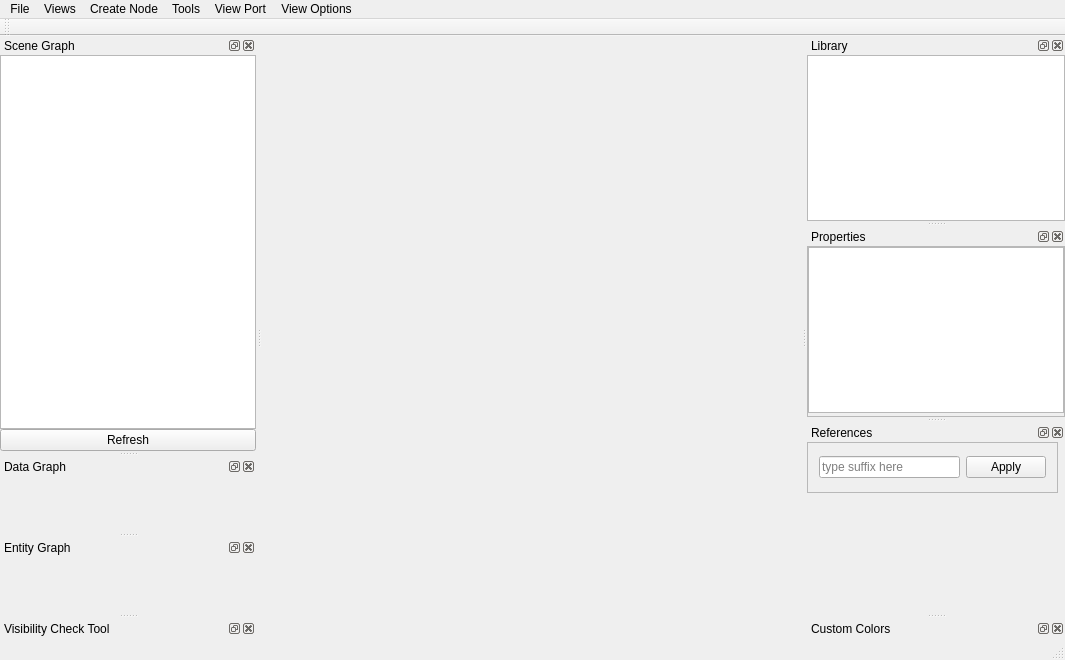
Qt form Tools/ResourceEditor/DataQt/mainwindow.ui (xaoctech/dava.engine) before a commit.
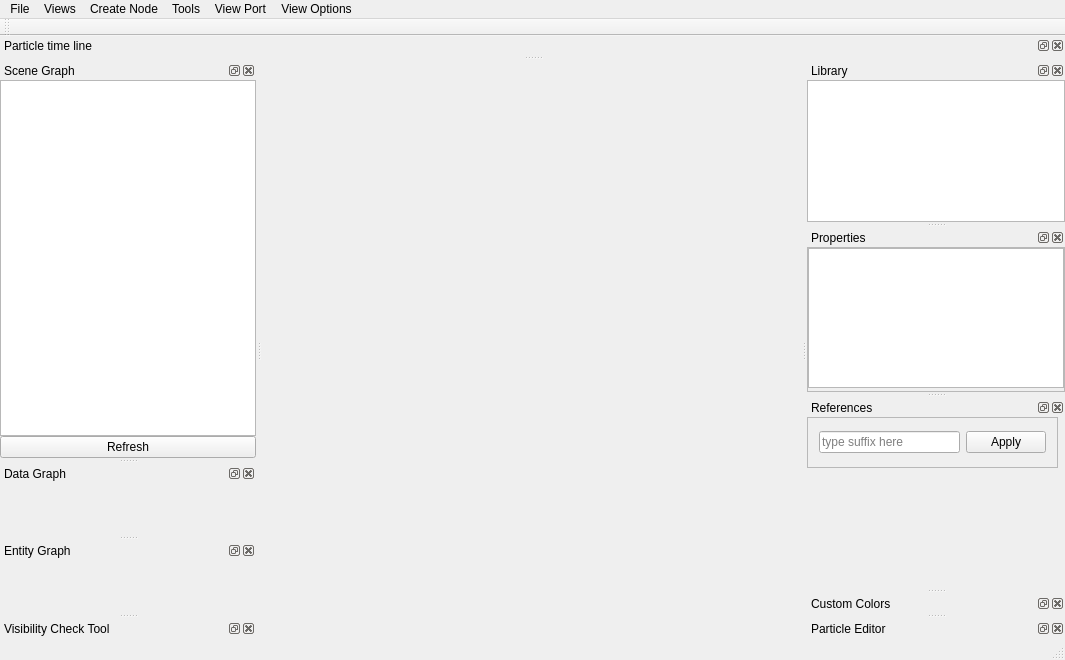
The same form after that commit. Icons and pictures are not drawn. Custom widgets are drawn as their Qt base class.

Commit message: Basic infrastructure for particleEmitterNode

The edit to the form file:
```diff
--- a/Tools/ResourceEditor/DataQt/mainwindow.ui
+++ b/Tools/ResourceEditor/DataQt/mainwindow.ui
@@ -419,6 +419,21 @@
     </layout>
    </widget>
   </widget>
+  <widget class="QDockWidget" name="dockParticleEditor">
+   <property name="sizePolicy">
+    <sizepolicy hsizetype="Fixed" vsizetype="Preferred">
+     <horstretch>0</horstretch>
+     <verstretch>0</verstretch>
+    </sizepolicy>
+   </property>
+   <property name="windowTitle">
+    <string>Particle Editor</string>
+   </property>
+   <attribute name="dockWidgetArea">
+    <number>2</number>
+   </attribute>
+   <widget class="ParticleEditorWidget" name="dockWidgetContents_3"/>
+  </widget>
   <widget class="QDockWidget" name="dockVisibilityTool">
    <property name="sizePolicy">
     <sizepolicy hsizetype="Preferred" vsizetype="Maximum">
@@ -443,6 +458,15 @@
     </layout>
    </widget>
   </widget>
+  <widget class="QDockWidget" name="dockParticleEditorTimeLine">
+   <property name="windowTitle">
+    <string>Particle time line</string>
+   </property>
+   <attribute name="dockWidgetArea">
+    <number>4</number>
+   </attribute>
+   <widget class="ParticleTimeLineWidget" name="dockWidgetContents_2"/>
+  </widget>
   <action name="actionNewScene">
    <property name="icon">
     <iconset>
@@ -717,6 +741,17 @@
    <extends>QTreeView</extends>
    <header>DockProperties/PropertyEditor.h</header>
   </customwidget>
+<customwidget>
+   <class>ParticleEditorWidget</class>
+   <extends>QWidget</extends>
+   <header>DockParticleEditor/particleeditorwidget.h</header>
+  </customwidget>
+  <customwidget>
+   <class>ParticleTimeLineWidget</class>
+   <extends>QWidget</extends>
+   <header>DockParticleEditor/particletimelinewidget.h</header>
+   <container>1</container>
+  </customwidget>
  </customwidgets>
  <resources>
   <include location="QtIcons.qrc"/>
```
Left out of the diff: 5 changed lines with no effect on the pictures. The commit also changes 86 other files.
